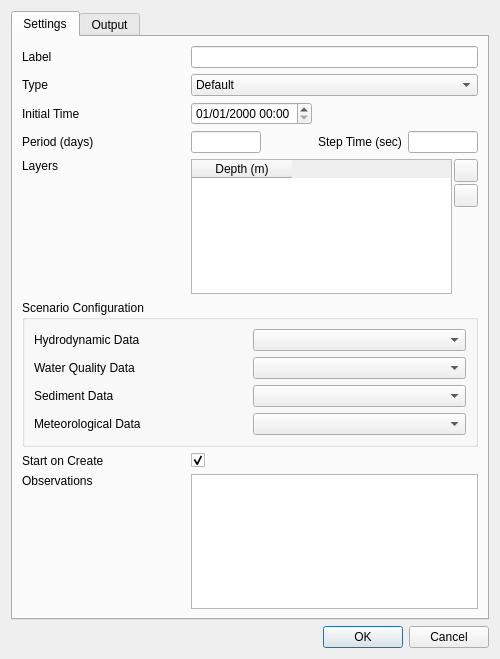
Qt form src/ui/create_simulation_dialog.ui (IPH-ECO/iph-eco-gui) before a commit.
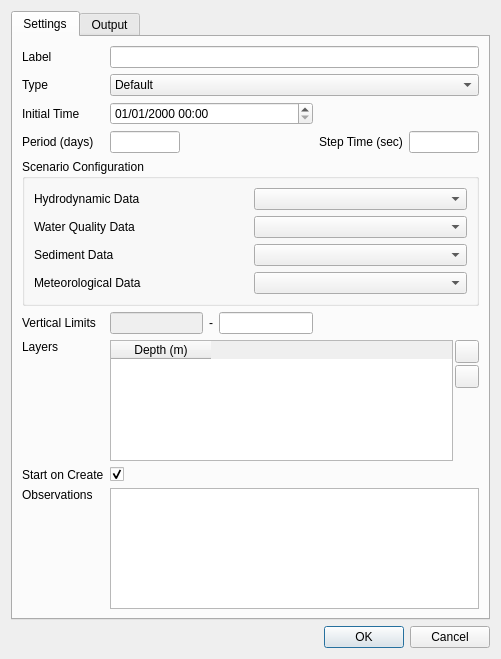
The same form after that commit. Icons and pictures are not drawn.

Commit message: Simulation data type hydrodynamicConfiguration field fixed

The edit to the form file:
```diff
--- a/src/ui/create_simulation_dialog.ui
+++ b/src/ui/create_simulation_dialog.ui
@@ -6,7 +6,7 @@
    <rect>
     <x>0</x>
     <y>0</y>
-    <width>500</width>
+    <width>501</width>
     <height>659</height>
    </rect>
   </property>
@@ -24,22 +24,8 @@
        <string>Settings</string>
       </attribute>
       <layout class="QGridLayout" name="gridLayout">
-       <item row="2" column="0">
-        <widget class="QLabel" name="label_3">
-         <property name="text">
-          <string>Initial Time</string>
-         </property>
-        </widget>
-       </item>
-       <item row="3" column="0">
-        <widget class="QLabel" name="label_4">
-         <property name="text">
-          <string>Period (days)</string>
-         </property>
-        </widget>
-       </item>
-       <item row="3" column="1">
-        <widget class="QLineEdit" name="edtPeriod">
+       <item row="3" column="3">
+        <widget class="QLineEdit" name="edtStepTime">
          <property name="sizePolicy">
           <sizepolicy hsizetype="Fixed" vsizetype="Fixed">
            <horstretch>0</horstretch>
@@ -54,48 +40,39 @@
          </property>
         </widget>
        </item>
-       <item row="8" column="0">
-        <widget class="QLabel" name="label_8">
-         <property name="text">
-          <string>Start on Create</string>
-         </property>
-        </widget>
+       <item row="0" column="1" colspan="3">
+        <widget class="QLineEdit" name="edtLabel"/>
        </item>
-       <item row="0" column="0">
-        <widget class="QLabel" name="label">
-         <property name="text">
-          <string>Label</string>
-         </property>
+       <item row="1" column="1" colspan="3">
+        <widget class="QComboBox" name="cbxType">
+         <item>
+          <property name="text">
+           <string>Default</string>
+          </property>
+         </item>
+         <item>
+          <property name="text">
+           <string>Parameter calibration</string>
+          </property>
+         </item>
+         <item>
+          <property name="text">
+           <string>Sensibility analysis</string>
+          </property>
+         </item>
         </widget>
        </item>
-       <item row="1" column="0">
-        <widget class="QLabel" name="label_2">
-         <property name="text">
-          <string>Type</string>
+       <item row="2" column="1">
+        <widget class="QDateTimeEdit" name="edtInitialTime">
+         <property name="displayFormat">
+          <string>MM/dd/yyyy HH:mm</string>
          </property>
         </widget>
        </item>
+       <item row="11" column="1" colspan="3">
+        <widget class="QPlainTextEdit" name="txtObservations"/>
+       </item>
        <item row="9" column="0">
-        <widget class="QLabel" name="label_9">
-         <property name="text">
-          <string>Observations</string>
-         </property>
-         <property name="alignment">
-          <set>Qt::AlignLeading|Qt::AlignLeft|Qt::AlignTop</set>
-         </property>
-        </widget>
-       </item>
-       <item row="8" column="1">
-        <widget class="QCheckBox" name="chkStart">
-         <property name="text">
-          <string/>
-         </property>
-         <property name="checked">
-          <bool>true</bool>
-         </property>
-        </widget>
-       </item>
-       <item row="5" column="0">
         <widget class="QLabel" name="label_5">
          <property name="text">
           <string>Layers</string>
@@ -105,18 +82,60 @@
          </property>
         </widget>
        </item>
-       <item row="3" column="2">
-        <widget class="QLabel" name="label_6">
-         <property name="sizePolicy">
-          <sizepolicy hsizetype="Fixed" vsizetype="Preferred">
-           <horstretch>0</horstretch>
-           <verstretch>0</verstretch>
-          </sizepolicy>
+       <item row="9" column="1" colspan="3">
+        <layout class="QHBoxLayout" name="horizontalLayout_2">
+         <property name="spacing">
+          <number>2</number>
          </property>
-         <property name="text">
-          <string>Step Time (sec)</string>
-         </property>
-        </widget>
+         <item>
+          <widget class="QTableWidget" name="tblLayers">
+           <column>
+            <property name="text">
+             <string>Depth (m)</string>
+            </property>
+           </column>
+          </widget>
+         </item>
+         <item>
+          <layout class="QVBoxLayout" name="verticalLayout_2">
+           <item>
+            <widget class="QToolButton" name="btnAddLayer">
+             <property name="text">
+              <string/>
+             </property>
+             <property name="icon">
+              <iconset resource="../../icons.qrc">
+               <normaloff>:/icons/list-add.png</normaloff>:/icons/list-add.png</iconset>
+             </property>
+            </widget>
+           </item>
+           <item>
+            <widget class="QToolButton" name="btnRemoveLayer">
+             <property name="text">
+              <string/>
+             </property>
+             <property name="icon">
+              <iconset resource="../../icons.qrc">
+               <normaloff>:/icons/list-delete.png</normaloff>:/icons/list-delete.png</iconset>
+             </property>
+            </widget>
+           </item>
+           <item>
+            <spacer name="verticalSpacer">
+             <property name="orientation">
+              <enum>Qt::Vertical</enum>
+             </property>
+             <property name="sizeHint" stdset="0">
+              <size>
+               <width>20</width>
+               <height>40</height>
+              </size>
+             </property>
+            </spacer>
+           </item>
+          </layout>
+         </item>
+        </layout>
        </item>
        <item row="7" column="0" colspan="4">
         <widget class="QGroupBox" name="groupBox">
@@ -167,8 +186,22 @@
          </layout>
         </widget>
        </item>
-       <item row="3" column="3">
-        <widget class="QLineEdit" name="edtStepTime">
+       <item row="3" column="0">
+        <widget class="QLabel" name="label_4">
+         <property name="text">
+          <string>Period (days)</string>
+         </property>
+        </widget>
+       </item>
+       <item row="2" column="0">
+        <widget class="QLabel" name="label_3">
+         <property name="text">
+          <string>Initial Time</string>
+         </property>
+        </widget>
+       </item>
+       <item row="3" column="1">
+        <widget class="QLineEdit" name="edtPeriod">
          <property name="sizePolicy">
           <sizepolicy hsizetype="Fixed" vsizetype="Fixed">
            <horstretch>0</horstretch>
@@ -183,93 +216,88 @@
          </property>
         </widget>
        </item>
-       <item row="0" column="1" colspan="3">
-        <widget class="QLineEdit" name="edtLabel"/>
+       <item row="10" column="0">
+        <widget class="QLabel" name="label_8">
+         <property name="text">
+          <string>Start on Create</string>
+         </property>
+        </widget>
        </item>
-       <item row="5" column="1" colspan="3">
-        <layout class="QHBoxLayout" name="horizontalLayout_2">
-         <property name="spacing">
-          <number>2</number>
+       <item row="0" column="0">
+        <widget class="QLabel" name="label">
+         <property name="text">
+          <string>Label</string>
          </property>
+        </widget>
+       </item>
+       <item row="1" column="0">
+        <widget class="QLabel" name="label_2">
+         <property name="text">
+          <string>Type</string>
+         </property>
+        </widget>
+       </item>
+       <item row="11" column="0">
+        <widget class="QLabel" name="label_9">
+         <property name="text">
+          <string>Observations</string>
+         </property>
+         <property name="alignment">
+          <set>Qt::AlignLeading|Qt::AlignLeft|Qt::AlignTop</set>
+         </property>
+        </widget>
+       </item>
+       <item row="10" column="1">
+        <widget class="QCheckBox" name="chkStart">
+         <property name="text">
+          <string/>
+         </property>
+         <property name="checked">
+          <bool>true</bool>
+         </property>
+        </widget>
+       </item>
+       <item row="3" column="2">
+        <widget class="QLabel" name="label_6">
+         <property name="sizePolicy">
+          <sizepolicy hsizetype="Fixed" vsizetype="Preferred">
+           <horstretch>0</horstretch>
+           <verstretch>0</verstretch>
+          </sizepolicy>
+         </property>
+         <property name="text">
+          <string>Step Time (sec)</string>
+         </property>
+        </widget>
+       </item>
+       <item row="8" column="0">
+        <widget class="QLabel" name="label_13">
+         <property name="text">
+          <string>Vertical Limits</string>
+         </property>
+        </widget>
+       </item>
+       <item row="8" column="1">
+        <layout class="QHBoxLayout" name="horizontalLayout">
          <item>
-          <widget class="QTableWidget" name="tblLayers">
-           <column>
-            <property name="text">
-             <string>Depth (m)</string>
-            </property>
-           </column>
+          <widget class="QLineEdit" name="edtMinLimit">
+           <property name="enabled">
+            <bool>false</bool>
+           </property>
           </widget>
          </item>
          <item>
-          <layout class="QVBoxLayout" name="verticalLayout_2">
-           <item>
-            <widget class="QToolButton" name="btnAddLayer">
-             <property name="text">
-              <string/>
-             </property>
-             <property name="icon">
-              <iconset resource="../../icons.qrc">
-               <normaloff>:/icons/list-add.png</normaloff>:/icons/list-add.png</iconset>
-             </property>
-            </widget>
-           </item>
-           <item>
-            <widget class="QToolButton" name="btnRemoveLayer">
-             <property name="text">
-              <string/>
-             </property>
-             <property name="icon">
-              <iconset resource="../../icons.qrc">
-               <normaloff>:/icons/list-delete.png</normaloff>:/icons/list-delete.png</iconset>
-             </property>
-            </widget>
-           </item>
-           <item>
-            <spacer name="verticalSpacer">
-             <property name="orientation">
-              <enum>Qt::Vertical</enum>
-             </property>
-             <property name="sizeHint" stdset="0">
-              <size>
-               <width>20</width>
-               <height>40</height>
-              </size>
-             </property>
-            </spacer>
-           </item>
-          </layout>
+          <widget class="QLabel" name="label_14">
+           <property name="text">
+            <string>-</string>
+           </property>
+          </widget>
+         </item>
+         <item>
+          <widget class="QLineEdit" name="edtMaxLimit"/>
          </item>
         </layout>
        </item>
-       <item row="1" column="1" colspan="3">
-        <widget class="QComboBox" name="cbxType">
-         <item>
-          <property name="text">
-           <string>Default</string>
-          </property>
-         </item>
-         <item>
-          <property name="text">
-           <string>Parameter calibration</string>
-          </property>
-         </item>
-         <item>
-          <property name="text">
-           <string>Sensibility analysis</string>
-          </property>
-         </item>
-        </widget>
-       </item>
-       <item row="2" column="1">
-        <widget class="QDateTimeEdit" name="edtInitialTime">
-         <property name="displayFormat">
-          <string>MM/dd/yyyy HH:mm</string>
-         </property>
-        </widget>
-       </item>
-       <item row="9" column="1" colspan="3">
-        <widget class="QPlainTextEdit" name="txtObservations"/>
-       </item>
       </layout>
      </widget>
      <widget class="QWidget" name="tab_2">
```
The commit also changes 9 other files.
